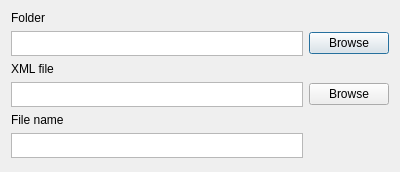
Qt form src/Application/VisionApp/UI/TrainingPanel/LandmarkPreferenceDialog.ui (Stepdan/Computer-Vision-for-Faces) before a commit.
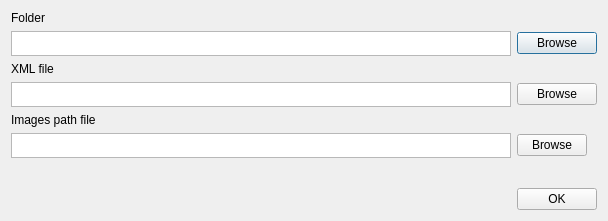
The same form after that commit.

Commit message: Saving corrected landmarks data into files

Patch:
```diff
--- a/src/Application/VisionApp/UI/TrainingPanel/LandmarkPreferenceDialog.ui
+++ b/src/Application/VisionApp/UI/TrainingPanel/LandmarkPreferenceDialog.ui
@@ -6,21 +6,14 @@
    <rect>
     <x>0</x>
     <y>0</y>
-    <width>400</width>
-    <height>172</height>
+    <width>608</width>
+    <height>221</height>
    </rect>
   </property>
   <property name="windowTitle">
    <string>Form</string>
   </property>
   <layout class="QGridLayout" name="gridLayout">
-   <item row="1" column="1">
-    <widget class="QPushButton" name="folderBrowseButton">
-     <property name="text">
-      <string>Browse</string>
-     </property>
-    </widget>
-   </item>
    <item row="0" column="0">
     <widget class="QLabel" name="label_3">
      <property name="text">
@@ -35,7 +28,24 @@
      </property>
     </widget>
    </item>
-   <item row="1" column="0">
+   <item row="3" column="0" colspan="2">
+    <widget class="QTextEdit" name="xmlFileEdit">
+     <property name="maximumSize">
+      <size>
+       <width>16777215</width>
+       <height>25</height>
+      </size>
+     </property>
+    </widget>
+   </item>
+   <item row="1" column="2">
+    <widget class="QPushButton" name="folderBrowseButton">
+     <property name="text">
+      <string>Browse</string>
+     </property>
+    </widget>
+   </item>
+   <item row="1" column="0" colspan="2">
     <widget class="QTextEdit" name="folderTextEdit">
      <property name="maximumSize">
       <size>
@@ -45,41 +55,53 @@
      </property>
     </widget>
    </item>
-   <item row="3" column="1">
+   <item row="5" column="2">
+    <widget class="QPushButton" name="imagesPathFileBrowseButton">
+     <property name="minimumSize">
+      <size>
+       <width>70</width>
+       <height>0</height>
+      </size>
+     </property>
+     <property name="maximumSize">
+      <size>
+       <width>70</width>
+       <height>16777215</height>
+      </size>
+     </property>
+     <property name="text">
+      <string>Browse</string>
+     </property>
+    </widget>
+   </item>
+   <item row="3" column="2">
     <widget class="QPushButton" name="xmlBrowseButton">
      <property name="text">
       <string>Browse</string>
      </property>
     </widget>
    </item>
-   <item row="5" column="0">
-    <widget class="QTextEdit" name="filenameTextEdit">
-     <property name="maximumSize">
-      <size>
-       <width>16777215</width>
-       <height>25</height>
-      </size>
-     </property>
-    </widget>
-   </item>
-   <item row="3" column="0">
-    <widget class="QTextEdit" name="xmlFileEdit">
-     <property name="maximumSize">
-      <size>
-       <width>16777215</width>
-       <height>25</height>
-      </size>
-     </property>
-    </widget>
-   </item>
    <item row="4" column="0">
     <widget class="QLabel" name="label_2">
      <property name="text">
-      <string>File name</string>
+      <string>Images path file</string>
      </property>
     </widget>
    </item>
-   <item row="6" column="0">
+   <item row="7" column="0">
+    <spacer name="horizontalSpacer">
+     <property name="orientation">
+      <enum>Qt::Horizontal</enum>
+     </property>
+     <property name="sizeHint" stdset="0">
+      <size>
+       <width>40</width>
+       <height>20</height>
+      </size>
+     </property>
+    </spacer>
+   </item>
+   <item row="6" column="1">
     <spacer name="verticalSpacer">
      <property name="orientation">
       <enum>Qt::Vertical</enum>
@@ -92,6 +114,36 @@
      </property>
     </spacer>
    </item>
+   <item row="5" column="0" colspan="2">
+    <widget class="QTextEdit" name="imagesPathFileTextEdit">
+     <property name="maximumSize">
+      <size>
+       <width>16777215</width>
+       <height>25</height>
+      </size>
+     </property>
+    </widget>
+   </item>
+   <item row="7" column="2">
+    <widget class="QPushButton" name="okButton">
+     <property name="text">
+      <string>OK</string>
+     </property>
+    </widget>
+   </item>
+   <item row="7" column="1">
+    <spacer name="horizontalSpacer_3">
+     <property name="orientation">
+      <enum>Qt::Horizontal</enum>
+     </property>
+     <property name="sizeHint" stdset="0">
+      <size>
+       <width>40</width>
+       <height>20</height>
+      </size>
+     </property>
+    </spacer>
+   </item>
   </layout>
  </widget>
  <resources/>
```
Left out of the diff: 2 changed lines with no effect on the pictures. The commit also changes 22 other files.
